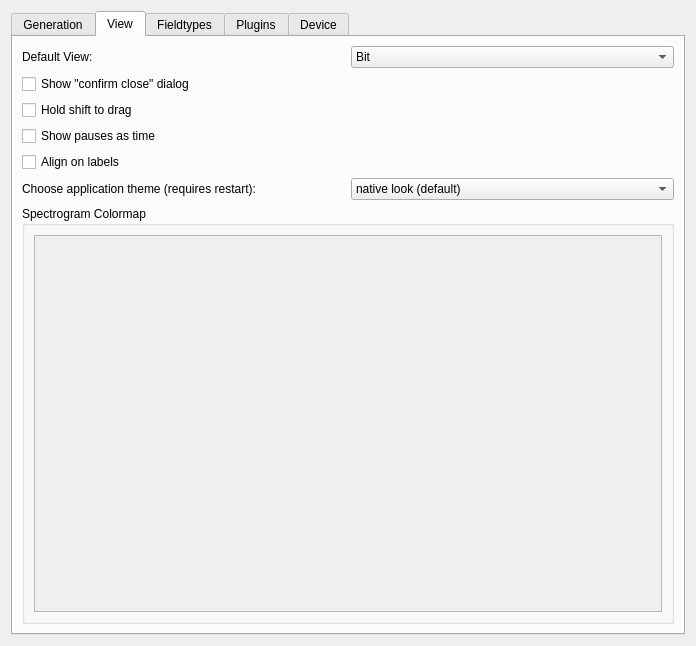
Before: the Qt Designer form ui/options.ui in jopohl/urh, drawn with Qt 5.
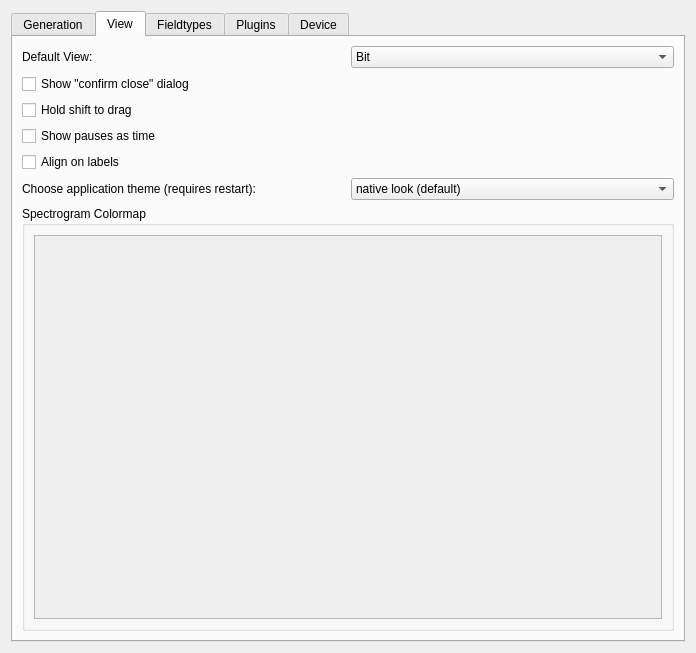
After: the same form once the commit is applied. The open tabs and pages were chosen to show the change. Icons and pictures are not drawn. Custom widgets are drawn as their Qt base class.

Commit message: fix typo in device health check tooltip

What changed in the file:
```diff
--- a/ui/options.ui
+++ b/ui/options.ui
@@ -7,7 +7,7 @@
     <x>0</x>
     <y>0</y>
     <width>696</width>
-    <height>646</height>
+    <height>653</height>
    </rect>
   </property>
   <property name="windowTitle">
@@ -185,8 +185,8 @@
               <rect>
                <x>0</x>
                <y>0</y>
-               <width>616</width>
-               <height>343</height>
+               <width>98</width>
+               <height>28</height>
               </rect>
              </property>
              <layout class="QVBoxLayout" name="verticalLayout_4"/>
```
Left out of the diff: 5 changed lines with no effect on the pictures. The commit also changes 1 other file.
